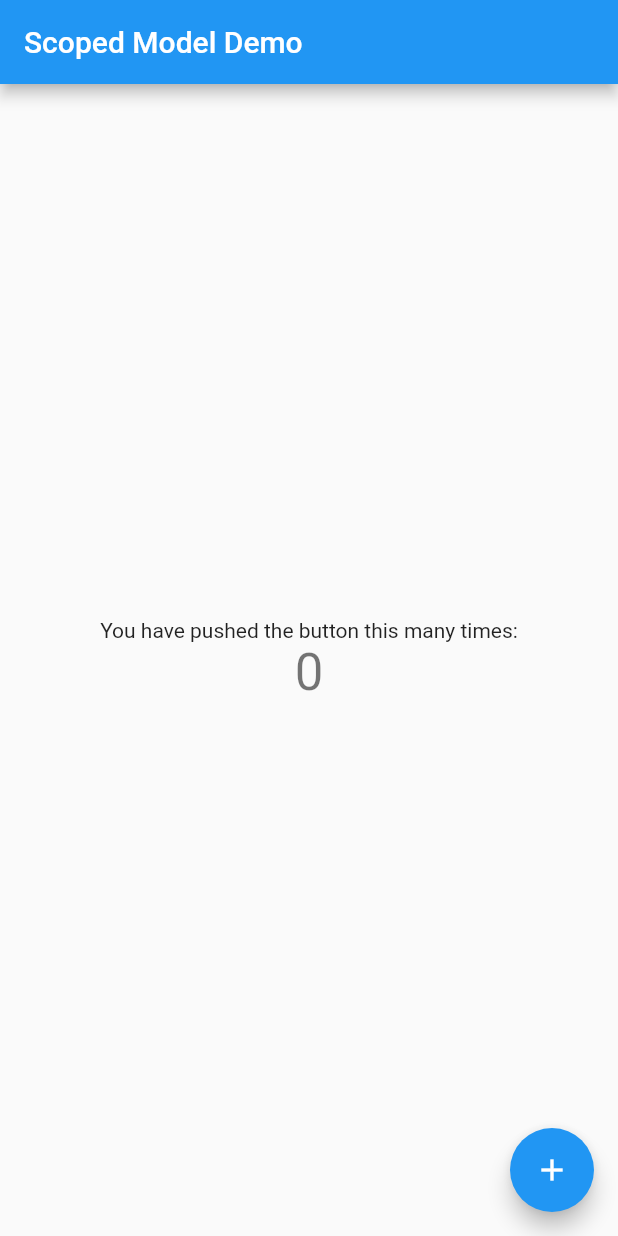
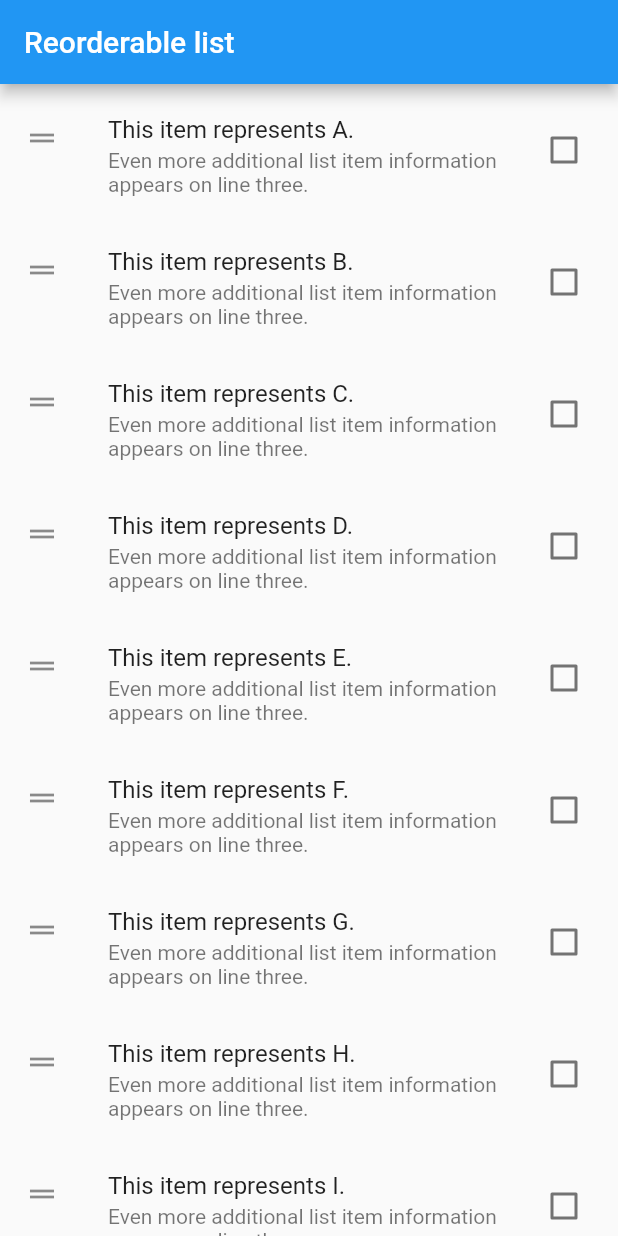
Before and after one commit to lihuichaoo/flutter_hello_world, a Flutter app: the screen it shows after launch, on a phone screen of 412 x 824 dp. Run offline on Flutter 3.47's test engine with Material 2 defaults, Android fonts, the phone set to English and light mode, and no system bars; our stand-ins replace sqflite; accounts and stored records are empty.

Commit message:
能优化demo

```diff
--- a/lib/main.dart
+++ b/lib/main.dart
@@ -1,92 +1,19 @@
 import 'package:flutter/material.dart';
-import 'package:scoped_model/scoped_model.dart';
+import 'package:flutter_hello_world/reorderable_list_demo.dart';
 
 void main() {
-  runApp(MyApp(
-    model: CounterModel(),
-  ));
+  runApp(MyApp());
 }
 
 class MyApp extends StatelessWidget {
-  final CounterModel model;
 
-  const MyApp({Key key, @required this.model}) : super(key: key);
+  const MyApp({Key key}) : super(key: key);
 
   @override
   Widget build(BuildContext context) {
-    // At the top level of our app, we'll, create a ScopedModel Widget. This
-    // will provide the CounterModel to all children in the app that request it
-    // using a ScopedModelDescendant.
-    return ScopedModel<CounterModel>(
-      model: model,
-      child: MaterialApp(
-        title: 'Scoped Model Demo',
-        home: CounterHome('Scoped Model Demo'),
-      ),
+    return MaterialApp(
+        title: 'List Demo',
+        home: ReorderableListDemo(),
     );
   }
 }
-
-// Start by creating a class that has a counter and a method to increment it.
-//
-// Note: It must extend from Model.
-class CounterModel extends Model {
-  int _counter = 0;
-
-  int get counter => _counter;
-
-  void increment() {
-    // First, increment the counter
-    _counter++;
-
-    // Then notify all the listeners.
-    notifyListeners();
-  }
-}
-
-class CounterHome extends StatelessWidget {
-  final String title;
-
-  CounterHome(this.title);
-
-  @override
-  Widget build(BuildContext context) {
-    return Scaffold(
-      appBar: AppBar(
-        title: Text(title),
-      ),
-      body: Center(
-        child: Column(
-          mainAxisAlignment: MainAxisAlignment.center,
-          children: <Widget>[
-            Text('You have pushed the button this many times:'),
-            // Create a ScopedModelDescendant. This widget will get the
-            // CounterModel from the nearest parent ScopedModel<CounterModel>.
-            // It will hand that CounterModel to our builder method, and
-            // rebuild any time the CounterModel changes (i.e. after we
-            // `notifyListeners` in the Model).
-            ScopedModelDescendant<CounterModel>(
-              builder: (context, child, model) {
-                return Text(
-                  model.counter.toString(),
-                  style: Theme.of(context).textTheme.display1,
-                );
-              },
-            ),
-          ],
-        ),
-      ),
-      // Use the ScopedModelDescendant again in order to use the increment
-      // method from the CounterModel
-      floatingActionButton: ScopedModelDescendant<CounterModel>(
-        builder: (context, child, model) {
-          return FloatingActionButton(
-            onPressed: model.increment,
-            tooltip: 'Increment',
-            child: Icon(Icons.add),
-          );
-        },
-      ),
-    );
-  }
-}
--- /dev/null
+++ b/lib/reorderable_list_demo.dart
@@ -0,0 +1,114 @@
+// Copyright 2018 The Chromium Authors. All rights reserved.
+// Use of this source code is governed by a BSD-style license that can be
+// found in the LICENSE file.
+
+import 'package:flutter/foundation.dart';
+import 'package:flutter/material.dart';
+import 'package:flutter/rendering.dart';
+
+class ReorderableListDemo extends StatefulWidget {
+  const ReorderableListDemo({ Key key }) : super(key: key);
+
+  @override
+  _ListDemoState createState() => _ListDemoState();
+}
+
+class _ListItem {
+  _ListItem(this.value, this.checkState);
+
+  final String value;
+
+  bool checkState;
+}
+
+class _ListDemoState extends State<ReorderableListDemo> {
+  final List<_ListItem> _items = <String>[
+    'A', 'B', 'C', 'D', 'E', 'F', 'G', 'H', 'I', 'J', 'K', 'L', 'M', 'N',
+  ].map<_ListItem>((String item) => _ListItem(item, false)).toList();
+
+  Widget buildListTile(_ListItem item) {
+    return CheckboxListTile(
+      key: Key(item.value),
+      isThreeLine: true,
+      value: item.checkState ?? false,
+      onChanged: (bool newValue) {
+        setState(() {
+          item.checkState = newValue;
+        });
+      },
+      title: Text('This item represents ${item.value}.'),
+      subtitle: Text(
+        'Even more additional list item information appears on line three.',
+      ),
+      secondary: const Icon(Icons.drag_handle),
+    );
+//    return CheckboxListCell(key: Key(item.value), item: item);
+  }
+
+  void _onReorder(int oldIndex, int newIndex) {
+    setState(() {
+      if (newIndex > oldIndex) {
+        newIndex -= 1;
+      }
+      final _ListItem item = _items.removeAt(oldIndex);
+      _items.insert(newIndex, item);
+    });
+  }
+
+
+  @override
+  Widget build(BuildContext context) {
+    return Scaffold(
+      appBar: AppBar(
+        title: const Text('Reorderable list'),
+      ),
+      body: Scrollbar(
+        child: ReorderableListView(
+          header: null,
+          onReorder: _onReorder,
+          reverse: false,
+          scrollDirection: Axis.vertical,
+          padding: const EdgeInsets.symmetric(vertical: 8.0),
+          children: _items.map<Widget>(buildListTile).toList(),
+        ),
+      ),
+    );
+  }
+}
+
+class CheckboxListCell extends StatefulWidget {
+  CheckboxListCell({Key key, this.item}) : super(key: key);
+
+  final _ListItem item;
+  @override
+  _CheckboxListCellState createState() => _CheckboxListCellState();
+}
+
+class _CheckboxListCellState extends State<CheckboxListCell> {
+  _ListItem _item;
+
+  @override
+  void initState() {
+    super.initState();
+    _item = widget.item;
+  }
+
+  @override
+  Widget build(BuildContext context) {
+    return CheckboxListTile(
+        key: Key(_item.value),
+        isThreeLine: true,
+        value: _item.checkState ?? false,
+        onChanged: (bool newValue) {
+          setState(() {
+            _item.checkState = newValue;
+          });
+        },
+        title: Text('This item represents ${_item.value}.'),
+        subtitle: const Text(
+          'Even more additional list item information appears on line three.',
+        ),
+        secondary: const Icon(Icons.drag_handle)
+    );
+  }
+}
```
Also changed, not shown: 3 other files.
